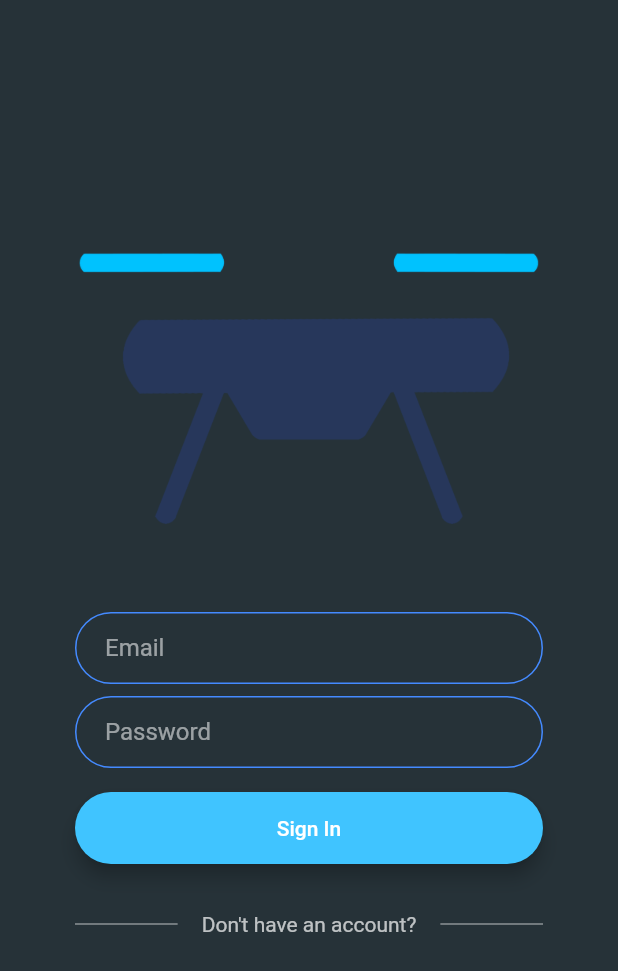
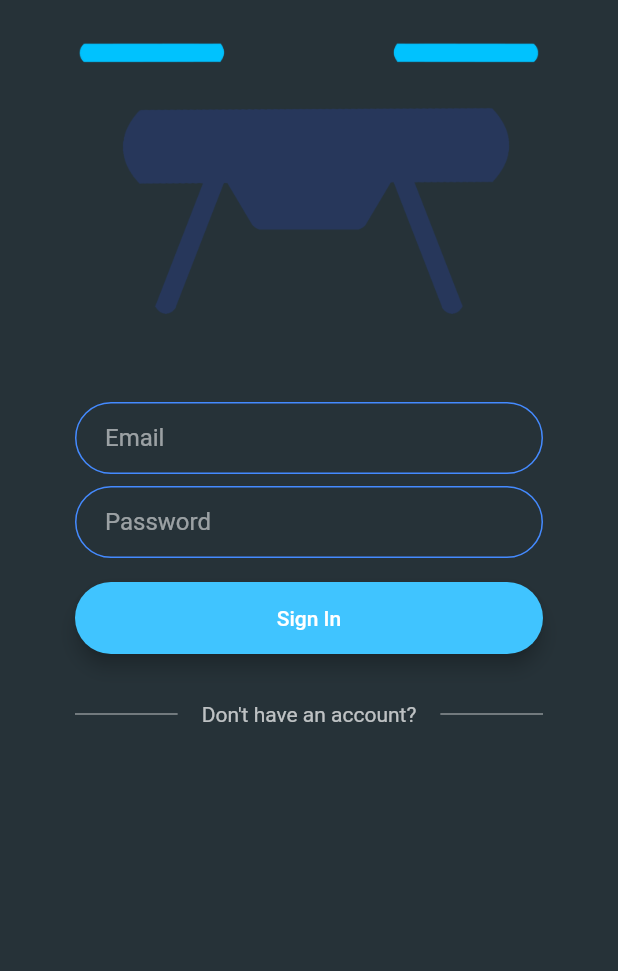
Before and after one commit to mikeyroush/ConeDroneApp, a Flutter app: the screen it shows after launch, after a tap on "Register", after a tap on "Already have an account?", on a phone screen of 412 x 824 dp. Shown: the top 971 px of the screen. Run offline on Flutter 3.47's test engine with Material 2 defaults, Android fonts, the phone set to English and light mode, and no system bars; our stand-ins replace cloud_firestore, firebase_auth, firebase_core, flutter_bluetooth_serial, flutter_spinkit, mask_text_input_formatter; accounts and stored records are empty.

Commit message:
fixed keyboard UI bug on auth screens

```diff
--- a/cone_drone/lib/screens/authenticate/login.dart
+++ b/cone_drone/lib/screens/authenticate/login.dart
@@ -26,26 +26,27 @@ class _LoginState extends State<Login> {
   @override
   Widget build(BuildContext context) {
     screenOrientation = MediaQuery.of(context).orientation;
+
     return _loading
         ? LoadingScreen()
         : Scaffold(
             backgroundColor: Colors.blueGrey.shade900,
             body: SafeArea(
-              child: Padding(
+              child: Container(
                 padding: EdgeInsets.symmetric(horizontal: 50.0, vertical: 20.0),
-                child: Form(
+                child: ListView(
+                  children: [
+                    Form(
                       key: _formKey,
                       child: Column(
                         mainAxisAlignment: MainAxisAlignment.center,
                         crossAxisAlignment: CrossAxisAlignment.stretch,
                         children: [
-                      Flexible(
-                        child: Hero(
+                          Hero(
                             tag: 'logo',
                             child: Container(
                               child: Image.asset('images/drone.png'),
                               height: 200.0,
-                          ),
                             ),
                           ),
                           SizedBox(
@@ -57,8 +58,8 @@ class _LoginState extends State<Login> {
                             validator: FormValidator.validateEmail,
                             keyboardType: TextInputType.emailAddress,
                             style: kTextFieldStyle,
-                        decoration:
-                            kTextFieldDecoration.copyWith(hintText: 'Email'),
+                            decoration: kTextFieldDecoration.copyWith(
+                                hintText: 'Email'),
                             onChanged: (value) {
                               setState(() {
                                 email = value;
@@ -70,8 +71,8 @@ class _LoginState extends State<Login> {
                             obscureText: true,
                             validator: FormValidator.validatePassword,
                             style: kTextFieldStyle,
-                        decoration:
-                            kTextFieldDecoration.copyWith(hintText: 'Password'),
+                            decoration: kTextFieldDecoration.copyWith(
+                                hintText: 'Password'),
                             onChanged: (value) {
                               setState(() {
                                 pass = value;
@@ -113,9 +114,12 @@ class _LoginState extends State<Login> {
                             ],
                           ),
                           SizedBox(height: 8.0),
-                      Text(error, style: TextStyle(color: Colors.redAccent)),
+                          Text(error,
+                              style: TextStyle(color: Colors.redAccent)),
                         ],
                       ),
+                    ),
+                  ],
                 ),
               ),
             ),
--- a/cone_drone/lib/screens/authenticate/register.dart
+++ b/cone_drone/lib/screens/authenticate/register.dart
@@ -32,21 +32,21 @@ class _RegisterState extends State<Register> {
         : Scaffold(
             backgroundColor: Colors.blueGrey.shade900,
             body: SafeArea(
-              child: Padding(
+              child: Container(
                 padding: EdgeInsets.symmetric(horizontal: 50.0, vertical: 20.0),
-                child: Form(
+                child: ListView(
+                  children: [
+                    Form(
                       key: _formKey,
                       child: Column(
                         mainAxisAlignment: MainAxisAlignment.center,
                         crossAxisAlignment: CrossAxisAlignment.stretch,
                         children: [
-                      Flexible(
-                        child: Hero(
+                          Hero(
                             tag: 'logo',
                             child: Container(
                               child: Image.asset('images/drone.png'),
                               height: 200.0,
-                          ),
                             ),
                           ),
                           SizedBox(
@@ -58,8 +58,8 @@ class _RegisterState extends State<Register> {
                             validator: FormValidator.validateEmail,
                             keyboardType: TextInputType.emailAddress,
                             style: kTextFieldStyle,
-                        decoration:
-                            kTextFieldDecoration.copyWith(hintText: 'Email'),
+                            decoration: kTextFieldDecoration.copyWith(
+                                hintText: 'Email'),
                             onChanged: (value) {
                               setState(() {
                                 email = value;
@@ -71,8 +71,8 @@ class _RegisterState extends State<Register> {
                             obscureText: true,
                             validator: FormValidator.validatePassword,
                             style: kTextFieldStyle,
-                        decoration:
-                            kTextFieldDecoration.copyWith(hintText: 'Password'),
+                            decoration: kTextFieldDecoration.copyWith(
+                                hintText: 'Password'),
                             onChanged: (value) {
                               setState(() {
                                 pass = value;
@@ -110,9 +110,12 @@ class _RegisterState extends State<Register> {
                             ],
                           ),
                           SizedBox(height: 8.0),
-                      Text(error, style: TextStyle(color: Colors.redAccent)),
+                          Text(error,
+                              style: TextStyle(color: Colors.redAccent)),
                         ],
                       ),
+                    ),
+                  ],
                 ),
               ),
             ),
```
Also changed, not shown: cone_drone/lib/screens/pilots/update_pilot.dart (+9 -3 lines). Lines whose indentation alone changed are shown as unchanged.
